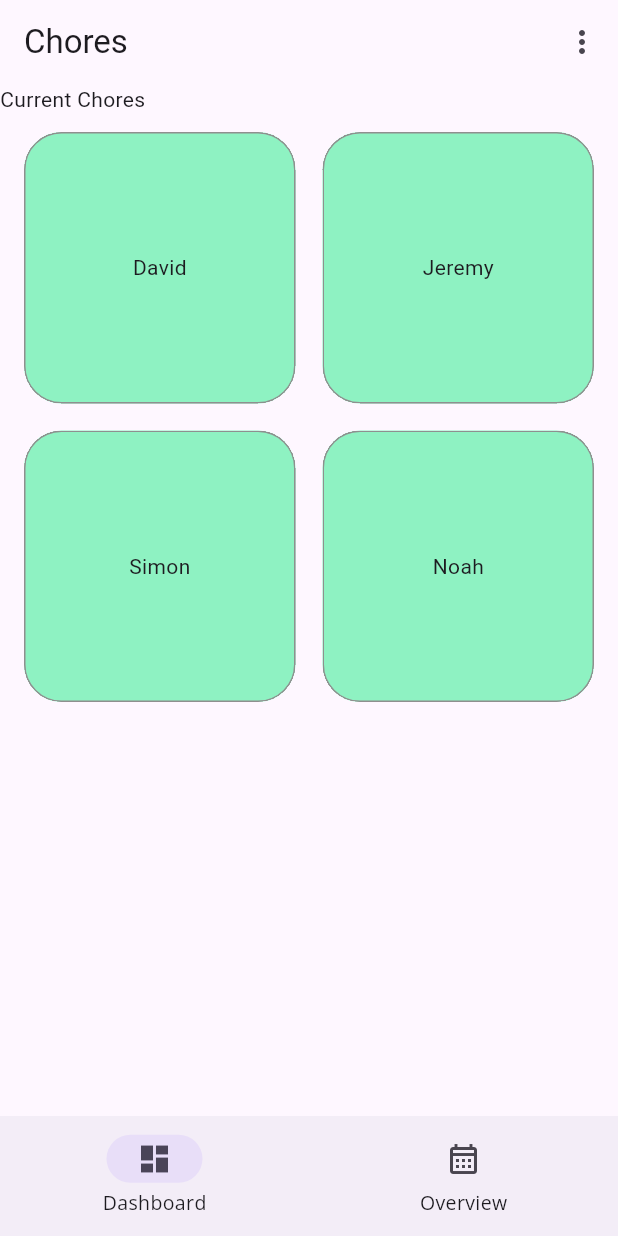
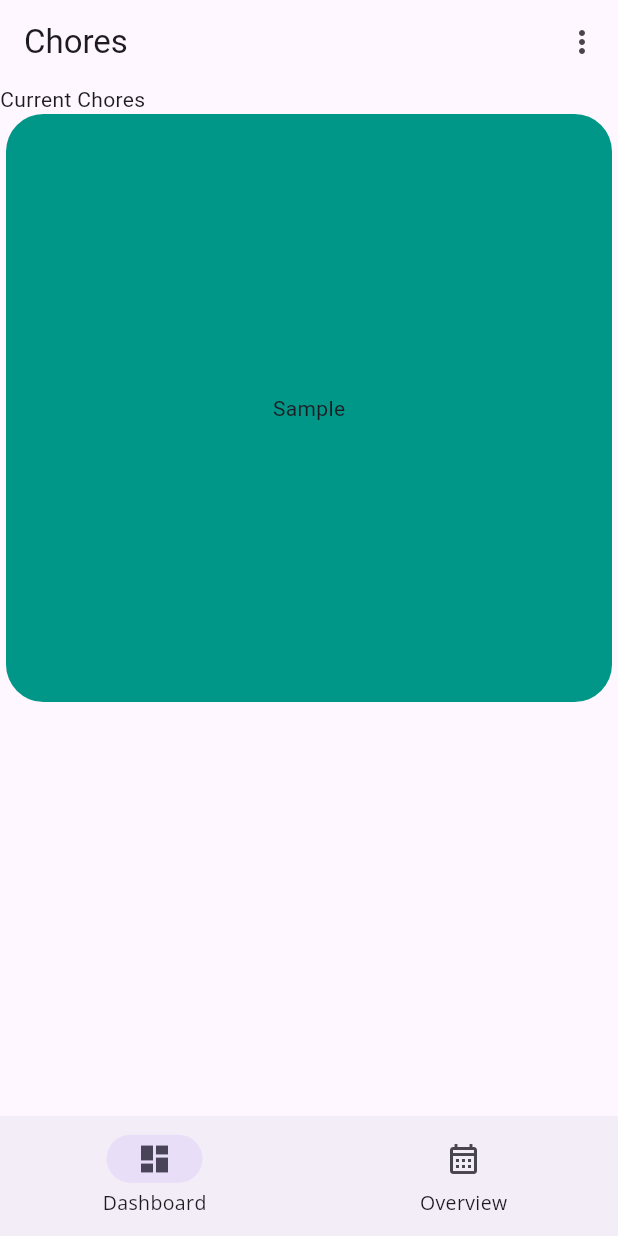
Before and after one commit to jerrydix/chores, a Flutter app: the screen it shows after launch, on a phone screen of 412 x 824 dp. Run offline on Flutter 3.47's test engine with Material 2 defaults, Android fonts, the phone set to English and light mode, and no system bars; our stand-ins replace data_table_2, google_fonts, settings_ui, shared_preferences; generated files the repository leaves out were written again.

```diff
--- /dev/null
+++ b/l10n.yaml
@@ -0,0 +1,3 @@
+arb-dir: lib/l10n
+template-arb-file: app_en.arb
+output-localization-file: app_localizations.dart
--- a/lib/current_chores.dart
+++ b/lib/current_chores.dart
@@ -26,12 +26,9 @@ class _CurrentPageState extends State<CurrentPage> {
       elevation: 0,
       clipBehavior: Clip.hardEdge,
       shape: const RoundedRectangleBorder(
-        side: BorderSide(
-          color: Color.fromARGB(255, 143, 143, 143),
-        ),
         borderRadius: BorderRadius.all(Radius.circular(25)),
       ),
-      color: buttonColor,
+      color: Colors.teal,
       child: InkWell(
         splashColor: Colors.grey.withAlpha(30),
         onTap: () {
@@ -58,20 +55,8 @@ class _CurrentPageState extends State<CurrentPage> {
           ),
           Container(
             height: 400,
-            child: GridView.count(
-              primary: false,
-              padding: const EdgeInsets.all(12),
-              crossAxisSpacing: 10,
-              mainAxisSpacing: 10,
-              crossAxisCount: 2,
-              children: <Widget>[
-                _createCard('David'),
-                _createCard('Jeremy'),
-                _createCard('Simon'),
-                _createCard('Noah')
-              ],
-            ),
-          )
+            child: _createCard('Sample'),
+          ),
         ],
       );
       /*floatingActionButton: FloatingActionButton(
--- a/lib/main.dart
+++ b/lib/main.dart
@@ -1,4 +1,6 @@
 import 'package:flutter/material.dart';
+import 'package:flutter_localizations/flutter_localizations.dart';
+import 'package:flutter_gen/gen_l10n/app_localizations.dart';
 import 'navigationbar.dart';
 
 void main() {
@@ -21,6 +23,17 @@ class MyApp extends StatelessWidget {
         brightness: Brightness.dark,
       ),
       themeMode: ThemeMode.system,
+      localizationsDelegates: const [
+        AppLocalizations.delegate, // Add this line
+        GlobalMaterialLocalizations.delegate,
+        GlobalWidgetsLocalizations.delegate,
+        GlobalCupertinoLocalizations.delegate,
+      ],
+      supportedLocales: const [
+        Locale('en'),
+        Locale('de'),
+        Locale('ru'),
+      ],
       home: const NavBar(),
     );
   }
--- a/pubspec.yaml
+++ b/pubspec.yaml
@@ -39,6 +39,9 @@ dependencies:
   google_fonts: ^4.0.3
   settings_ui: 2.0.2
   shared_preferences: ^2.0.20
+  flutter_localizations:
+    sdk: flutter
+  intl: any
 
 dev_dependencies:
   flutter_test:
@@ -61,6 +64,7 @@ flutter:
   # included with your application, so that you can use the icons in
   # the material Icons class.
   uses-material-design: true
+  generate: true
 
   # To add assets to your application, add an assets section, like this:
   # assets:
```
Also changed, not shown: lib/l10n/app_de.arb (added, +17 -0 lines), lib/l10n/app_en.arb (added, +17 -0 lines), lib/l10n/app_ru.arb (added, +17 -0 lines), pubspec.lock.
